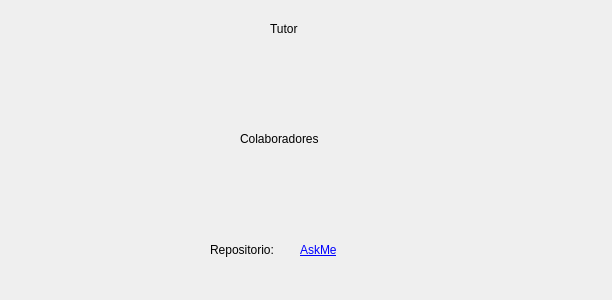
Qt form creditosform.ui (Hayai01/AskMe) before a commit.
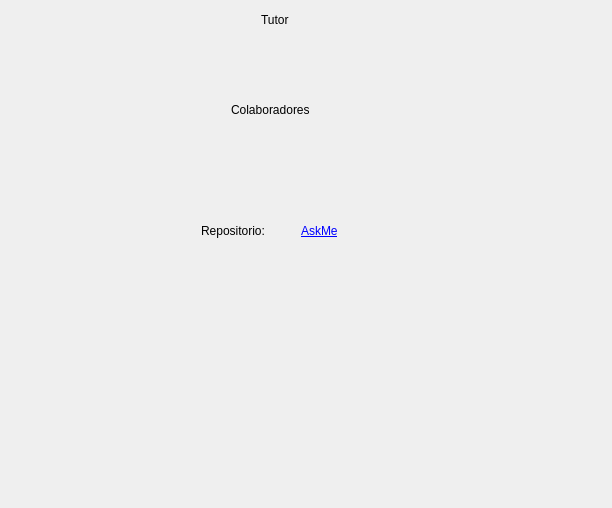
The same form after that commit. Icons and pictures are not drawn.

Diff of the .ui file:
```diff
--- a/creditosform.ui
+++ b/creditosform.ui
@@ -7,21 +7,33 @@
     <x>0</x>
     <y>0</y>
     <width>612</width>
-    <height>300</height>
+    <height>508</height>
    </rect>
   </property>
   <property name="windowTitle">
    <string>Form</string>
   </property>
+  <layout class="QGridLayout" name="gridLayout">
+   <item row="0" column="0">
+    <widget class="QWidget" name="widget_2" native="true">
+     <property name="enabled">
+      <bool>true</bool>
+     </property>
   <widget class="QLabel" name="label_9">
    <property name="geometry">
     <rect>
-     <x>260</x>
-     <y>50</y>
+        <x>230</x>
+        <y>20</y>
      <width>61</width>
      <height>61</height>
     </rect>
    </property>
+      <property name="sizePolicy">
+       <sizepolicy hsizetype="Fixed" vsizetype="Fixed">
+        <horstretch>0</horstretch>
+        <verstretch>0</verstretch>
+       </sizepolicy>
+      </property>
    <property name="text">
     <string/>
    </property>
@@ -38,12 +50,18 @@
   <widget class="QLabel" name="label">
    <property name="geometry">
     <rect>
-     <x>270</x>
-     <y>20</y>
+        <x>250</x>
+        <y>0</y>
      <width>41</width>
      <height>17</height>
     </rect>
    </property>
+      <property name="maximumSize">
+       <size>
+        <width>42</width>
+        <height>17</height>
+       </size>
+      </property>
    <property name="text">
     <string>Tutor</string>
    </property>
@@ -51,9 +69,9 @@
   <widget class="QLabel" name="label_10">
    <property name="geometry">
     <rect>
-     <x>240</x>
-     <y>130</y>
-     <width>121</width>
+        <x>220</x>
+        <y>90</y>
+        <width>81</width>
      <height>17</height>
     </rect>
    </property>
@@ -61,44 +79,21 @@
     <string>Colaboradores</string>
    </property>
   </widget>
-  <widget class="QLabel" name="label_11">
-   <property name="geometry">
-    <rect>
-     <x>210</x>
-     <y>240</y>
-     <width>91</width>
-     <height>20</height>
-    </rect>
-   </property>
-   <property name="text">
-    <string>Repositorio:</string>
-   </property>
-  </widget>
-  <widget class="QLabel" name="label_12">
-   <property name="geometry">
-    <rect>
-     <x>300</x>
-     <y>240</y>
-     <width>91</width>
-     <height>20</height>
-    </rect>
-   </property>
-   <property name="text">
-    <string>&lt;html&gt;&lt;head/&gt;&lt;body&gt;&lt;p&gt;&lt;a href=&quot;https://github.com/Hayai01/AskMe&quot;&gt;&lt;span style=&quot; text-decoration: underline; color:#0000ff;&quot;&gt;AskMe&lt;/span&gt;&lt;/a&gt;&lt;/p&gt;&lt;/body&gt;&lt;/html&gt;</string>
-   </property>
-   <property name="textFormat">
-    <enum>Qt::RichText</enum>
-   </property>
-  </widget>
   <widget class="QWidget" name="widget" native="true">
    <property name="geometry">
     <rect>
-     <x>70</x>
-     <y>150</y>
-     <width>521</width>
+        <x>20</x>
+        <y>130</y>
+        <width>491</width>
      <height>80</height>
     </rect>
    </property>
+      <property name="sizePolicy">
+       <sizepolicy hsizetype="Fixed" vsizetype="Preferred">
+        <horstretch>0</horstretch>
+        <verstretch>0</verstretch>
+       </sizepolicy>
+      </property>
    <widget class="QLabel" name="label_2">
     <property name="geometry">
      <rect>
@@ -254,6 +249,48 @@
     </property>
    </widget>
   </widget>
+     <widget class="QLabel" name="label_12">
+      <property name="geometry">
+       <rect>
+        <x>290</x>
+        <y>210</y>
+        <width>91</width>
+        <height>20</height>
+       </rect>
+      </property>
+      <property name="text">
+       <string>&lt;html&gt;&lt;head/&gt;&lt;body&gt;&lt;p&gt;&lt;a href=&quot;https://github.com/Hayai01/AskMe&quot;&gt;&lt;span style=&quot; text-decoration: underline; color:#0000ff;&quot;&gt;AskMe&lt;/span&gt;&lt;/a&gt;&lt;/p&gt;&lt;/body&gt;&lt;/html&gt;</string>
+      </property>
+      <property name="textFormat">
+       <enum>Qt::RichText</enum>
+      </property>
+     </widget>
+     <widget class="QLabel" name="label_11">
+      <property name="geometry">
+       <rect>
+        <x>190</x>
+        <y>210</y>
+        <width>91</width>
+        <height>20</height>
+       </rect>
+      </property>
+      <property name="text">
+       <string>Repositorio:</string>
+      </property>
+     </widget>
+     <widget class="QWidget" name="widget_3" native="true">
+      <property name="geometry">
+       <rect>
+        <x>60</x>
+        <y>20</y>
+        <width>120</width>
+        <height>80</height>
+       </rect>
+      </property>
+     </widget>
+    </widget>
+   </item>
+  </layout>
  </widget>
  <resources>
   <include location="Recursos.qrc"/>
```
Lines whose indentation alone changed are shown as unchanged.
